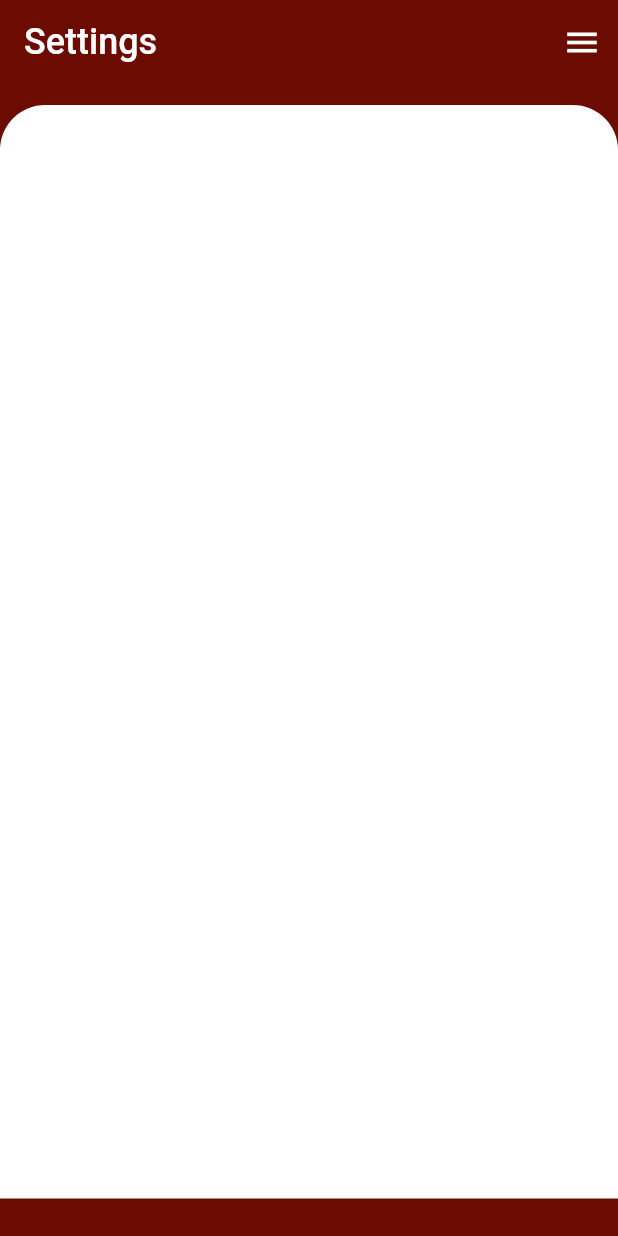
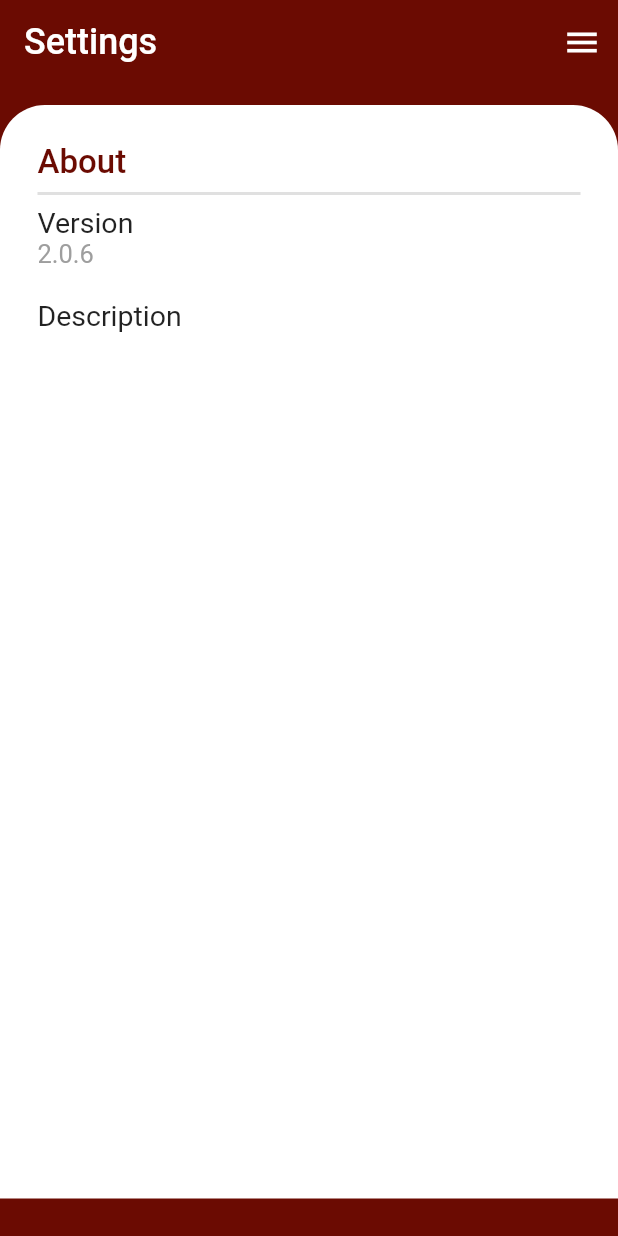
Before and after one commit to codewithdarkwa/new-aim-flutter, a Flutter app: the Setting screen opened directly, on a phone screen of 412 x 824 dp. Run offline on Flutter 3.47's test engine with Material 2 defaults, Android fonts, the phone set to English and light mode, and no system bars.

Commit message:
working on the setting page

```diff
--- a/lib/pages/setting.dart
+++ b/lib/pages/setting.dart
@@ -29,6 +29,50 @@ class Setting extends StatelessWidget {
                   ),
                   color: Colors.white,
                 ),
+                child: Padding(
+                  padding: const EdgeInsets.symmetric(
+                    vertical: 25.0,
+                    horizontal: 25,
+                  ),
+                  child: Column(
+                    crossAxisAlignment: CrossAxisAlignment.start,
+                    children: [
+                      const Text(
+                        'About',
+                        style: TextStyle(
+                          fontSize: 22,
+                          fontWeight: FontWeight.w500,
+                          color: Color(0xff6b0b02),
+                        ),
+                      ),
+                      const Divider(
+                        thickness: 2,
+                      ),
+                      Column(
+                        crossAxisAlignment: CrossAxisAlignment.start,
+                        children: const [
+                          Text(
+                            'Version',
+                            style: TextStyle(
+                              fontSize: 19,
+                            ),
+                          ),
+                          Text(
+                            '2.0.6',
+                            style: TextStyle(fontSize: 17, color: Colors.grey),
+                          ),
+                          SizedBox(
+                            height: 20,
+                          ),
+                          Text(
+                            'Description',
+                            style: TextStyle(fontSize: 19),
+                          ),
+                        ],
+                      )
+                    ],
+                  ),
+                ),
               ),
             ],
           ),
```
